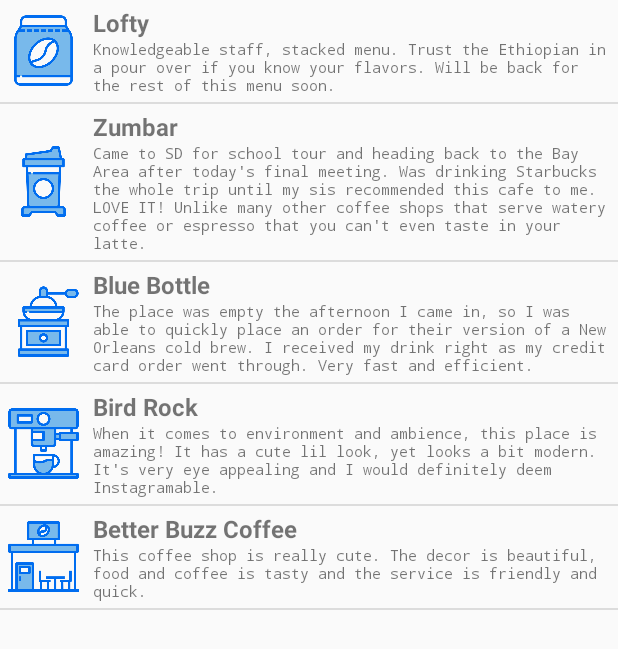
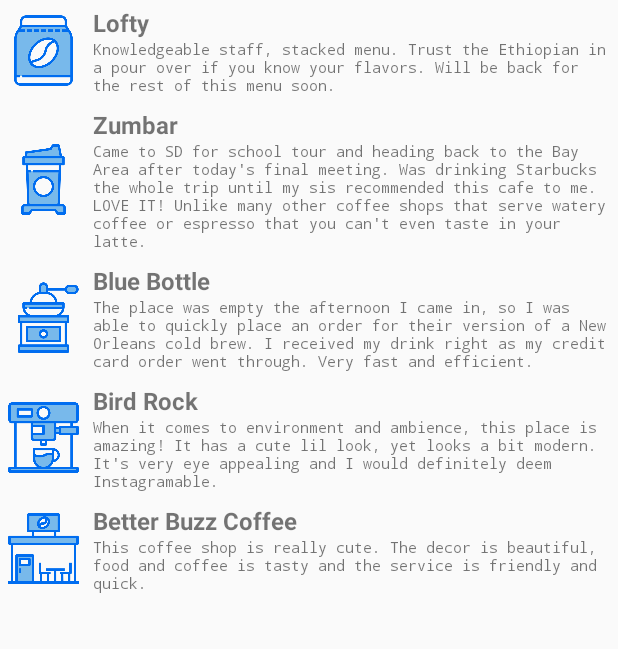
Before and after one commit to hmccane/servicenow, an Android app: the screen it shows after launch (ReviewListActivityKt before the commit, ReviewListActivity after it), on a phone screen of 412 x 824 dp. Shown: the top 649 px of the screen. Run offline under Robolectric (Android 15) with nearby library versions, the phone set to English and light mode, and no system bars.

Commit message:
Completed exercise 1.
Details of exercise 1:
1. Add ReviewListFragment.  Inside ReviewListFrament, I create a
   RecyclerView, where each Review item is bound to each of the
   RecyclerView ViewHolder.  In addition, add ClickListener to
   the RecyclerView item view.  When the item is clicked, DetailFragment
   is then displayed.
2. Add DetailFragment.  DetailFragment is used to display details of
   Review.  The layout of each Review is in detail.xml
3. for performance reason, I create a FragmentUtil.  In stead of
   creating a new DetailFragment each time an item view is clicked, this
   utility tries to reuse previously created DetailFragment
4. The existing activity is modified to create ReviewListFragment
   instead of loading ListView directly.
5. A side note, I used minimum API level to be 26.

```diff
--- a/android-interview-project-master/app/build.gradle
+++ b/android-interview-project-master/app/build.gradle
@@ -8,7 +8,7 @@ android {
     buildToolsVersion "29.0.2"
     defaultConfig {
         applicationId "com.servicenow.exercise"
-        minSdkVersion 21
+        minSdkVersion 26
         targetSdkVersion 29
         versionCode 1
         versionName "1.0"
--- a/android-interview-project-master/app/src/main/AndroidManifest.xml
+++ b/android-interview-project-master/app/src/main/AndroidManifest.xml
@@ -15,13 +15,13 @@
         <activity android:name="com.servicenow.exercise_kotlin.ReviewListActivityKt">
             <intent-filter>
                 <action android:name="android.intent.action.MAIN" />
-                <category android:name="android.intent.category.LAUNCHER" />
             </intent-filter>
         </activity>
 
         <activity android:name="com.servicenow.exercise_java.ReviewListActivity">
             <intent-filter>
                 <action android:name="android.intent.action.MAIN" />
+                <category android:name="android.intent.category.LAUNCHER" />
             </intent-filter>
         </activity>
     </application>
--- /dev/null
+++ b/android-interview-project-master/app/src/main/java/com/servicenow/exercise_java/ReviewListFragment.java
@@ -0,0 +1,123 @@
+/**
+ * ReviewListFragment - Fragment with a simple RecyclerView that holds the review list
+ * Usage:
+ * ReviewlistFragment rlFragment = new ReviewListFragment();
+ *
+ * @author Henry Song
+ */
+package com.servicenow.exercise_java;
+
+import android.media.Image;
+import android.os.Bundle;
+import android.view.LayoutInflater;
+import android.view.View;
+import android.view.ViewGroup;
+import android.widget.ImageView;
+import android.widget.TextView;
+
+//import androidx.annotation.Nullable;
+import android.app.Fragment;
+import android.app.FragmentManager;
+import android.app.FragmentTransaction;
+import androidx.recyclerview.widget.LinearLayoutManager;
+import androidx.recyclerview.widget.RecyclerView;
+
+import com.servicenow.coffee.Review;
+import com.servicenow.coffee.CoffeeShopReviews;
+import com.servicenow.exercise.R;
+
+
+import com.servicenow.coffee.Review;
+
+public class ReviewListFragment extends Fragment {
+    static final Review[] coffeeShopReviews = CoffeeShopReviews.INSTANCE.getList();
+
+    public ReviewListFragment() {}
+
+    @Override
+    public View onCreateView(LayoutInflater inflater, ViewGroup container, Bundle savedInstanceState) {
+        RecyclerView rv = new RecyclerView(getContext());
+        rv.setLayoutManager(new LinearLayoutManager(getContext()));
+        rv.setAdapter(new ReviewListAdapter(coffeeShopReviews));
+        return rv;
+    }
+
+    /**
+     * A Simple Adapter for the RecyclerView
+     */
+    public class ReviewListAdapter extends RecyclerView.Adapter<ReviewListViewHolder> {
+        private Review[] dataSource;
+        public ReviewListAdapter(Review[] data){
+            dataSource = data;
+        }
+
+        @Override
+        public ReviewListViewHolder onCreateViewHolder(ViewGroup parent, int viewType) {
+            View row = LayoutInflater.from(parent.getContext()).inflate(R.layout.review_item, parent, false);
+            ReviewListViewHolder viewHolder = new ReviewListViewHolder(row);
+            return viewHolder;
+        }
+
+        @Override
+        public void onBindViewHolder(ReviewListViewHolder holder, int position) {
+            holder.shop = dataSource[position].getName();
+            holder.location = dataSource[position].getLocation();
+            holder.rating = Integer.toString(dataSource[position].getRating());
+            holder.review = dataSource[position].getReview();
+
+            holder.shopName.setText(holder.shop);
+            holder.reviewText.setText(holder.review);
+            holder.reviewImage.setImageResource(Review.getIconResourceFromName(holder.shop));
+
+            holder.row.setOnClickListener(new View.OnClickListener() {
+                @Override
+                public void onClick(View v) {
+                    Bundle bundle = new Bundle();
+                    bundle.putString("shop", holder.shop);
+                    bundle.putString("rating", holder.rating);
+                    bundle.putString("location", holder.location);
+                    bundle.putString("review", holder.review);
+
+                    FragmentManager manager = getFragmentManager();
+                    Fragment detailFragment = FragmentUtil.getFragmentByTagName(manager, "Detail Fragment");
+                    if (detailFragment == null) {
+                        detailFragment = new DetailFragment();
+                    }
+                    detailFragment.setArguments(bundle);
+                    FragmentTransaction transaction = manager.beginTransaction();
+                    transaction.replace(R.id.activity_frame, detailFragment,  "Detail Fragment");
+                    transaction.addToBackStack(null);
+                    transaction.commit();
+                }
+            });
+        }
+
+        @Override
+        public int getItemCount() {
+            return dataSource.length;
+        }
+    }
+
+    /**
+     * A Simple ViewHolder for the RecyclerView
+     */
+    public static class ReviewListViewHolder extends RecyclerView.ViewHolder{
+        public TextView reviewText;
+        public TextView shopName;
+        public ImageView reviewImage;
+        public View row;
+
+        public String review;
+        public String shop;
+        public String rating;
+        public String location;
+
+        public ReviewListViewHolder(View itemView) {
+            super(itemView);
+            row = itemView;
+            shopName = (TextView) itemView.findViewById(R.id.text1);
+            reviewText = (TextView) itemView.findViewById(R.id.text2);
+            reviewImage = (ImageView) itemView.findViewById(R.id.image);
+        }
+    }
+}
--- a/android-interview-project-master/app/src/main/res/layout/activity_main.xml
+++ b/android-interview-project-master/app/src/main/res/layout/activity_main.xml
@@ -1,17 +1,19 @@
 <?xml version="1.0" encoding="utf-8"?>
-<androidx.constraintlayout.widget.ConstraintLayout xmlns:android="http://schemas.android.com/apk/res/android"
+<LinearLayout xmlns:android="http://schemas.android.com/apk/res/android"
     xmlns:app="http://schemas.android.com/apk/res-auto"
     xmlns:tools="http://schemas.android.com/tools"
     android:layout_width="match_parent"
-    android:layout_height="match_parent">
+    android:layout_height="match_parent"
+	android:orientation="vertical">
 
-    <TextView
-        android:layout_width="wrap_content"
-        android:layout_height="wrap_content"
-        android:text="Hello World!"
-        app:layout_constraintBottom_toBottomOf="parent"
-        app:layout_constraintLeft_toLeftOf="parent"
-        app:layout_constraintRight_toRightOf="parent"
-        app:layout_constraintTop_toTopOf="parent" />
-
-</androidx.constraintlayout.widget.ConstraintLayout>
+    <!--<fragment
+        android:id="@+id/reviewlistfragment"
+        android:name="com.servicenow.exercise_java.ReviewListFragment"
+        android:layout_width="match_parent"
+        android:layout_height="match_parent" />-->
+    <FrameLayout
+        android:id="@+id/activity_frame"
+        android:layout_width="match_parent"
+        android:layout_height="match_parent">
+    </FrameLayout>
+</LinearLayout>
--- a/android-interview-project-master/build.gradle
+++ b/android-interview-project-master/build.gradle
@@ -1,4 +1,6 @@
-// Top-level build file where you can add configuration options common to all sub-projects/modules.
+ext {
+    defaultMinSdkVersion = 23
+}// Top-level build file where you can add configuration options common to all sub-projects/modules.
 
 buildscript {
     ext.kotlin_version = '1.3.61'
```
Also changed, not shown: android-interview-project-master/app/src/main/java/com/servicenow/exercise_java/DetailFragment.java (added, +36 -0 lines), android-interview-project-master/app/src/main/java/com/servicenow/exercise_java/FragmentUtil.java (added, +23 -0 lines), android-interview-project-master/app/src/main/java/com/servicenow/exercise_java/ReviewListActivity.java (+20 -50 lines), android-interview-project-master/app/src/main/res/layout/detail.xml (added, +99 -0 lines).
